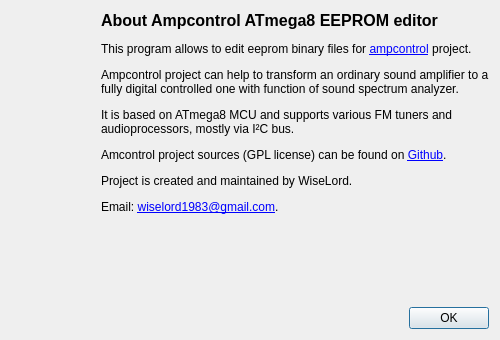
First picture: the form in editor/aboutdialog.ui, repository WiseLord/ampcontrol, before the edit.
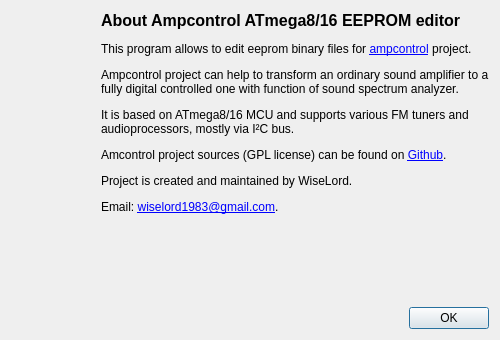
Second picture: the form after the edit. Icons and pictures are not drawn.

Commit message: Add PCF8574 address read from EEPROM

The edit to the form file:
```diff
--- a/editor/aboutdialog.ui
+++ b/editor/aboutdialog.ui
@@ -48,7 +48,7 @@
       <item>
        <widget class="QLabel" name="lblDesc">
         <property name="text">
-         <string>&lt;html&gt;&lt;head/&gt;&lt;body&gt;&lt;p&gt;&lt;span style=&quot; font-size:12pt; font-weight:600;&quot;&gt;  About Ampcontrol ATmega8 EEPROM editor&lt;/span&gt;&lt;/p&gt;&lt;p&gt;This program allows to edit eeprom binary files for &lt;a href=&quot;http://wiselord.github.io/avr/ampcontrol/&quot;&gt;&lt;span style=&quot; text-decoration: underline; color:#0000ff;&quot;&gt;ampcontrol&lt;/span&gt;&lt;/a&gt; project.&lt;/p&gt;&lt;p&gt;Ampcontrol project can help to transform an ordinary sound amplifier to a fully digital controlled one with function of sound spectrum analyzer.&lt;/p&gt;&lt;p&gt;It is based on ATmega8 MCU and supports various FM tuners and audioprocessors, mostly via I²C bus.&lt;/p&gt;&lt;p&gt;Amcontrol project sources (GPL license) can be found on &lt;a href=&quot;https://github.com/WiseLord/ampcontrol/tree/m8&quot;&gt;&lt;span style=&quot; text-decoration: underline; color:#0000ff;&quot;&gt;Github&lt;/span&gt;&lt;/a&gt;.&lt;/p&gt;&lt;p&gt;Project is created and maintained by WiseLord.&lt;/p&gt;&lt;p&gt;Email: &lt;a href=&quot;mailto:wiselord1983@gmail.com&quot;&gt;&lt;span style=&quot; text-decoration: underline; color:#0000ff;&quot;&gt;wiselord1983@gmail.com&lt;/span&gt;&lt;/a&gt;.&lt;/p&gt;&lt;/body&gt;&lt;/html&gt;</string>
+         <string>&lt;html&gt;&lt;head/&gt;&lt;body&gt;&lt;p&gt;&lt;span style=&quot; font-size:12pt; font-weight:600;&quot;&gt;About Ampcontrol ATmega8/16 EEPROM editor&lt;/span&gt;&lt;/p&gt;&lt;p&gt;This program allows to edit eeprom binary files for &lt;a href=&quot;http://wiselord.github.io/avr/ampcontrol/&quot;&gt;&lt;span style=&quot; text-decoration: underline; color:#0000ff;&quot;&gt;ampcontrol&lt;/span&gt;&lt;/a&gt; project.&lt;/p&gt;&lt;p&gt;Ampcontrol project can help to transform an ordinary sound amplifier to a fully digital controlled one with function of sound spectrum analyzer.&lt;/p&gt;&lt;p&gt;It is based on ATmega8/16 MCU and supports various FM tuners and audioprocessors, mostly via I²C bus.&lt;/p&gt;&lt;p&gt;Amcontrol project sources (GPL license) can be found on &lt;a href=&quot;https://github.com/WiseLord/ampcontrol/tree/m8&quot;&gt;&lt;span style=&quot; text-decoration: underline; color:#0000ff;&quot;&gt;Github&lt;/span&gt;&lt;/a&gt;.&lt;/p&gt;&lt;p&gt;Project is created and maintained by WiseLord.&lt;/p&gt;&lt;p&gt;Email: &lt;a href=&quot;mailto:wiselord1983@gmail.com&quot;&gt;&lt;span style=&quot; text-decoration: underline; color:#0000ff;&quot;&gt;wiselord1983@gmail.com&lt;/span&gt;&lt;/a&gt;.&lt;/p&gt;&lt;/body&gt;&lt;/html&gt;</string>
         </property>
         <property name="alignment">
          <set>Qt::AlignLeading|Qt::AlignLeft|Qt::AlignTop</set>
```
The commit also changes 11 other files.
